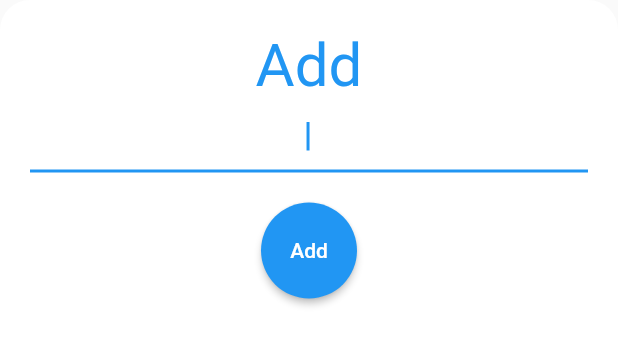
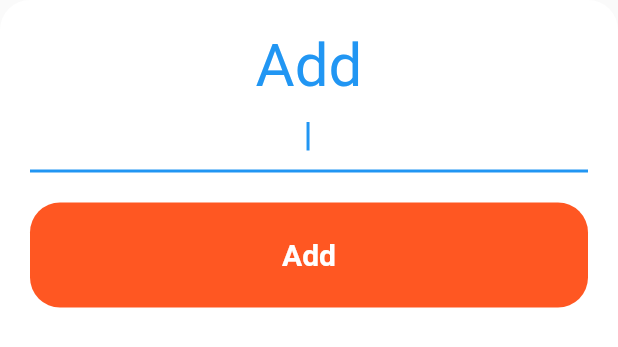
Before and after one commit to Zhulyasha/flutter_todoa_second, a Flutter app: the AddTaskPage widget shown alone on an empty page, opened directly, on a phone screen of 412 x 824 dp. Shown: the top 347 px of the screen. Run offline on Flutter 3.47's test engine with Material 2 defaults, Android fonts, the phone set to English and light mode, and no system bars; our stand-ins replace cloud_firestore, firebase_core; accounts and stored records are empty.

```diff
--- a/lib/main.dart
+++ b/lib/main.dart
@@ -1,38 +1,26 @@
+import 'package:firebase_core/firebase_core.dart';
 import 'package:flutter/material.dart';
 import 'package:flutter_todoa_second/screens/home_page.dart';
 
 import 'model/item_data.dart';
 
-void main() {
-  runApp(MyApp());
+void main() async {
+  WidgetsFlutterBinding.ensureInitialized();
+  await Firebase.initializeApp();
+  runApp(const MyApp());
 }
 
 class MyApp extends StatelessWidget {
-  List<ItemData> items = [
-    ItemData(isChecked: true, title: 'Math', image: 'assets/images/avatar.png'),
-    ItemData(
-        isChecked: true,
-        title: 'Architecture',
-        image: 'assets/images/avatar.png'),
-    ItemData(
-        isChecked: true, title: 'Biology', image: 'assets/images/avatar.png'),
-    ItemData(
-        isChecked: true, title: 'Flutter', image: 'assets/images/avatar.png'),
-    ItemData(
-        isChecked: true,
-        title: 'Artificial Intelligences',
-        image: 'assets/images/avatar.png'),
-  ];
+  const MyApp({Key? key}) : super(key: key);
 
   @override
   Widget build(BuildContext context) {
     return MaterialApp(
+      title: 'ToDoa',
       theme: ThemeData(
         primarySwatch: Colors.blue,
       ),
-      home: HomePage(
-        items: items,
-      ),
+      home: HomePage(),
     );
   }
 }
--- a/lib/screens/detail_screen.dart
+++ b/lib/screens/detail_screen.dart
@@ -12,7 +12,7 @@ class DetailScreen extends StatelessWidget {
         child: Scaffold(
       body: GestureDetector(
         onTap: () {
-          Navigator.pop(context);
+          Navigator.pop(context, itemData.title);
         },
         child: Container(
           child: Center(
--- a/lib/widget/rounded_button.dart
+++ b/lib/widget/rounded_button.dart
@@ -1,19 +1,31 @@
 import 'package:flutter/material.dart';
 
+const kLargeButtonTextStyle =
+    TextStyle(fontSize: 20.0, fontWeight: FontWeight.bold, color: Colors.white);
+
 class RoundedButton extends StatelessWidget {
-  const RoundedButton({required this.onTap, required this.title});
+  RoundedButton({required this.onTap, required this.title});
 
   final Function onTap;
   final String title;
 
   @override
   Widget build(BuildContext context) {
-    return ElevatedButton(
-      onPressed: () {},
-      child: Text(title),
-      style: ElevatedButton.styleFrom(
-        shape: const CircleBorder(),
-        padding: const EdgeInsets.all(24),
+    return GestureDetector(
+      onTap: () => onTap(),
+      child: Container(
+        child: Center(
+          child: Text(
+            title,
+            style: kLargeButtonTextStyle,
+          ),
+        ),
+        width: double.infinity,
+        height: 70.0,
+        decoration: const BoxDecoration(
+          color: Colors.deepOrange,
+          borderRadius: BorderRadius.all(Radius.circular(20.0)),
+        ),
       ),
     );
   }
```
Also changed, not shown: lib/screens/add_task_page.dart (+7 -0 lines), lib/screens/home_page.dart (+90 -13 lines), lib/widget/todo_row.dart (+21 -37 lines), pubspec.yaml (+2 -47 lines), pubspec.lock, 3 other files.
